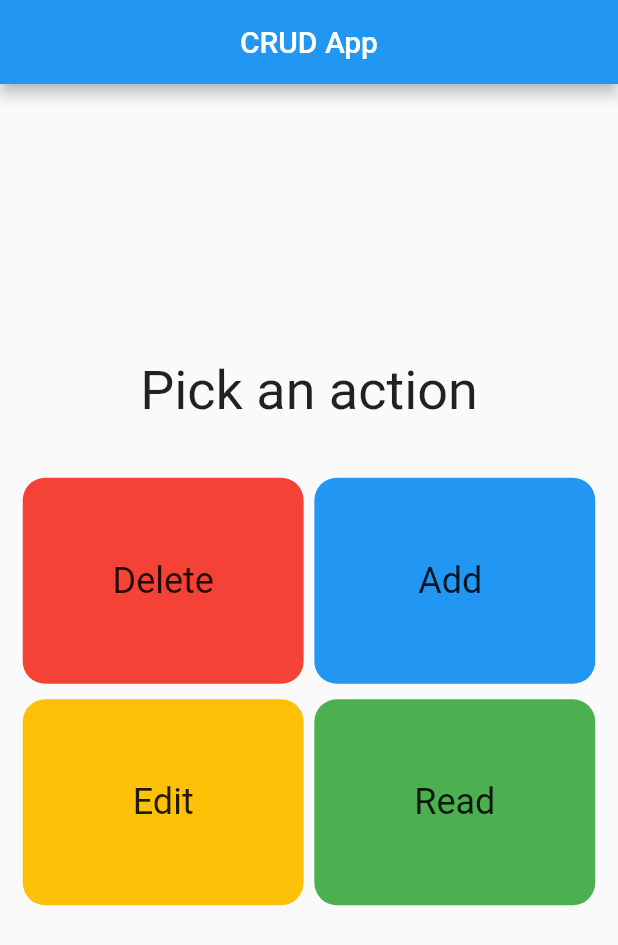
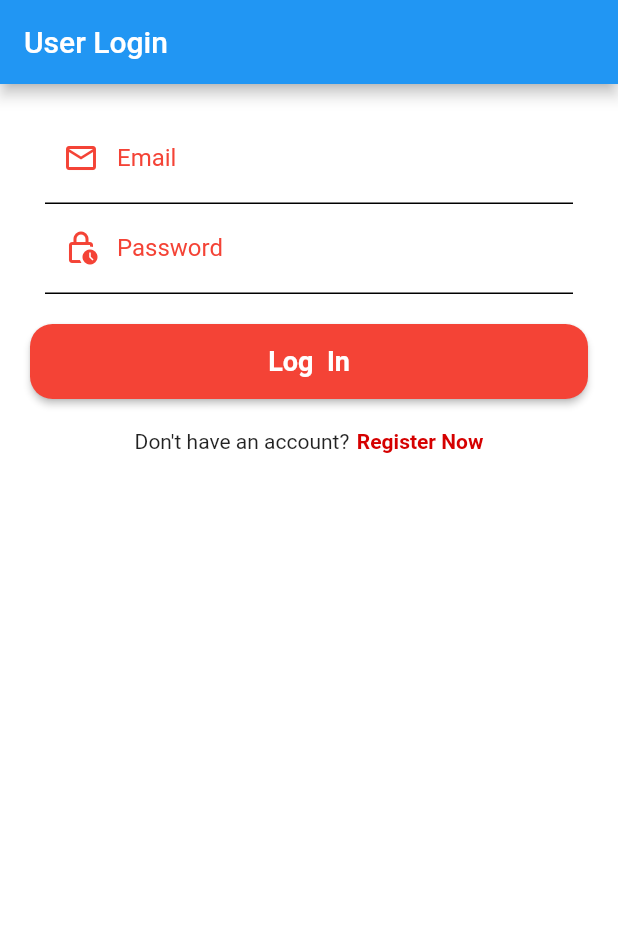
Before and after one commit to kreeztoph/FlutterCleanCRUDApp, a Flutter app: the screen it shows after launch, on a phone screen of 412 x 824 dp. Shown: the top 945 px of the screen. Run offline on Flutter 3.47's test engine with Material 2 defaults, Android fonts, the phone set to English and light mode, and no system bars; our stand-ins replace bloc, cloud_firestore, dartz, equatable, firebase_auth, firebase_core and 3 more; missing offline and left inert: cross_connectivity, flutterfire_ui; accounts and stored records are empty.

Commit message:
Added Auth and Pushing

```diff
--- a/lib/features/crudapp/CRUD/presentation/screens/create_user_page.dart
+++ b/lib/features/crudapp/CRUD/presentation/screens/create_user_page.dart
@@ -53,7 +53,8 @@ BlocProvider<UserCubit> buildBody() {
             return UserControl();
           }
         }),
-    )),
+      ),
+    ),
   );
 }
 
--- a/lib/features/crudapp/authentication/data/datasource/auth_remote_data_source.dart
+++ b/lib/features/crudapp/authentication/data/datasource/auth_remote_data_source.dart
@@ -1,3 +1,5 @@
+// ignore_for_file: depend_on_referenced_packages
+
 import 'package:cloud_firestore/cloud_firestore.dart';
 import 'package:firebase_auth/firebase_auth.dart';
 import 'package:firebasecrud/features/crudapp/authentication/data/models/email_password_model.dart';
@@ -5,8 +7,8 @@ import 'package:firebasecrud/features/crudapp/authentication/domain/entities/ema
 
 abstract class AuthRemoteDataSource {
   Future<void> postCreateUser(EmailPasswordModel params);
-  Future<User> postLoginUser(EmailPassword params);
-  Future<User> postRegisterUser(EmailPassword params);
+  Future<User?> postLoginUser(EmailPassword params);
+  Future<User?> postRegisterUser(EmailPassword params);
 }
 
 class AuthRemoteDataSourceImpl implements AuthRemoteDataSource {
@@ -18,20 +20,29 @@ class AuthRemoteDataSourceImpl implements AuthRemoteDataSource {
 
   @override
   Future<void> postCreateUser(EmailPasswordModel params) {
-    final response = firebaseAuth.createUserWithEmailAndPassword(
-        email: params.email, password: params.email);
+    final response = firebaseFirestore
+        .collection('users')
+        .add(params.toJson())
+        .then((value) => value.update({'id': value.id}));
+
     return response;
   }
 
   @override
-  Future<User> postLoginUser(EmailPassword params) {
-    // TODO: implement postLoginUser
-    throw UnimplementedError();
+  Future<User?> postLoginUser(EmailPassword params) {
+    final response = firebaseAuth
+        .signInWithEmailAndPassword(
+            email: params.email, password: params.password)
+        .then((value) => value.user);
+    return response;
   }
 
   @override
-  Future<User> postRegisterUser(EmailPassword params) {
-    // TODO: implement postRegisterUser
-    throw UnimplementedError();
+  Future<User?> postRegisterUser(EmailPassword params) {
+    final response = firebaseAuth
+        .createUserWithEmailAndPassword(
+            email: params.email, password: params.password)
+        .then((value) => value.user);
+    return response;
   }
 }
--- a/lib/features/crudapp/authentication/domain/entities/emailPassword.dart
+++ b/lib/features/crudapp/authentication/domain/entities/emailPassword.dart
@@ -3,10 +3,10 @@
 import 'package:equatable/equatable.dart';
 
 class EmailPassword extends Equatable {
-  final String? email;
-  final String? password;
+  final String email;
+  final String password;
 
-  EmailPassword({required this.email, this.password});
+  EmailPassword({required this.email, required this.password});
 
   @override
   List<Object?> get props => [
--- a/lib/features/crudapp/authentication/domain/usecases/create_new_user.dart
+++ b/lib/features/crudapp/authentication/domain/usecases/create_new_user.dart
@@ -3,10 +3,10 @@ import 'package:firebasecrud/core/error/failure.dart';
 import 'package:firebasecrud/features/crudapp/authentication/data/models/email_password_model.dart';
 import 'package:firebasecrud/features/crudapp/authentication/domain/repository/emailPassword_repository.dart';
 
-class CreateNewUSer {
+class CreateNewUser {
   final EmailPasswordRepository repository;
 
-  CreateNewUSer({required this.repository});
+  CreateNewUser(this.repository);
 
   Future<Either<Failure, void>> call(EmailPasswordModel params) async =>
       await repository.createNewUser(params);
--- a/lib/features/crudapp/authentication/domain/usecases/login_user.dart
+++ b/lib/features/crudapp/authentication/domain/usecases/login_user.dart
@@ -9,7 +9,7 @@ import 'package:firebasecrud/features/crudapp/authentication/domain/repository/e
 class LoginUser {
   final EmailPasswordRepository repository;
 
-  LoginUser({required this.repository});
+  LoginUser(this.repository);
 
   Future<Either<Failure, User>> call(EmailPassword params) async =>
       await repository.loginUser(params);
--- a/lib/features/crudapp/authentication/domain/usecases/register_user.dart
+++ b/lib/features/crudapp/authentication/domain/usecases/register_user.dart
@@ -9,7 +9,7 @@ import 'package:firebase_auth/firebase_auth.dart';
 class RegisterNewUser {
   final EmailPasswordRepository repository;
 
-  RegisterNewUser({required this.repository});
+  RegisterNewUser(this.repository);
 
   Future<Either<Failure, User>> call(EmailPassword params) async =>
       await repository.registerUser(params);
--- /dev/null
+++ b/lib/features/crudapp/authentication/presentation/cubit/Log_in_cubit/login_cubit.dart
@@ -0,0 +1,36 @@
+import 'package:bloc/bloc.dart';
+import 'package:equatable/equatable.dart';
+import 'package:firebasecrud/core/error/failure.dart';
+import 'package:firebasecrud/features/crudapp/authentication/domain/entities/emailPassword.dart';
+import 'package:firebasecrud/features/crudapp/authentication/domain/usecases/login_user.dart';
+
+part 'login_state.dart';
+
+const String SERVER_FAILURE_MESSAGE = 'Server Failure';
+const String CACHE_FAILURE_MESSAGE = 'Cache Failure';
+
+class LoginCubit extends Cubit<LoginState> {
+  final LoginUser loginUser;
+  LoginCubit({required this.loginUser}) : super(LoginInitial());
+
+  Future<void> logInUser(EmailPassword params) async {
+    emit(LoginLoading());
+    print('-----------------------');
+    print('${params.email}');
+    print('${params.password}');
+    final res = await loginUser(params);
+    emit(res.fold((failure) => Error(message: mapFailureToMessage(failure)),
+        (res) => LoginLoaded()));
+  }
+
+  String mapFailureToMessage(Failure failure) {
+    switch (failure.runtimeType) {
+      case ServerFailure:
+        return SERVER_FAILURE_MESSAGE;
+      case CacheFailure:
+        return CACHE_FAILURE_MESSAGE;
+      default:
+        return 'Unexpected Error';
+    }
+  }
+}
--- /dev/null
+++ b/lib/features/crudapp/authentication/presentation/cubit/Log_in_cubit/login_state.dart
@@ -0,0 +1,23 @@
+part of 'login_cubit.dart';
+
+abstract class LoginState extends Equatable {
+  const LoginState();
+
+  @override
+  List<Object> get props => [];
+}
+
+class LoginInitial extends LoginState {}
+
+class LoginLoading extends LoginState {}
+
+class LoginLoaded extends LoginState {}
+
+class Error extends LoginState {
+  final String message;
+
+  const Error({required this.message});
+
+  @override
+  List<Object> get props => [message];
+}
--- /dev/null
+++ b/lib/features/crudapp/authentication/presentation/cubit/sign_up_cubit/signup_cubit.dart
@@ -0,0 +1,34 @@
+import 'package:bloc/bloc.dart';
+import 'package:equatable/equatable.dart';
+import 'package:firebasecrud/core/error/failure.dart';
+import 'package:firebasecrud/features/crudapp/authentication/domain/entities/emailPassword.dart';
+import 'package:firebasecrud/features/crudapp/authentication/domain/usecases/register_user.dart';
+
+part 'signup_state.dart';
+
+const String SERVER_FAILURE_MESSAGE = 'Server Failure';
+const String CACHE_FAILURE_MESSAGE = 'Cache Failure';
+
+class SignupCubit extends Cubit<SignupState> {
+  final RegisterNewUser registerNewUser;
+  SignupCubit({required this.registerNewUser}) : super(SignupInitial());
+
+  Future<void> signUpNewUser(EmailPassword params) async {
+    emit(SignupLoading());
+
+    final res = await registerNewUser(params);
+    emit(res.fold((failure) => Error(message: mapFailureToMessage(failure)),
+        (res) => SignupLoaded()));
+  }
+
+  String mapFailureToMessage(Failure failure) {
+    switch (failure.runtimeType) {
+      case ServerFailure:
+        return SERVER_FAILURE_MESSAGE;
+      case CacheFailure:
+        return CACHE_FAILURE_MESSAGE;
+      default:
+        return 'Unexpected Error';
+    }
+  }
+}
--- /dev/null
+++ b/lib/features/crudapp/authentication/presentation/cubit/sign_up_cubit/signup_state.dart
@@ -0,0 +1,23 @@
+part of 'signup_cubit.dart';
+
+abstract class SignupState extends Equatable {
+  const SignupState();
+
+  @override
+  List<Object> get props => [];
+}
+
+class SignupInitial extends SignupState {}
+
+class SignupLoading extends SignupState {}
+
+class SignupLoaded extends SignupState {}
+
+class Error extends SignupState {
+  final String message;
+
+  const Error({required this.message});
+
+  @override
+  List<Object> get props => [message];
+}
--- /dev/null
+++ b/lib/features/crudapp/authentication/presentation/screens/login_screen.dart
@@ -0,0 +1,213 @@
+// ignore_for_file: prefer_const_constructors, no_leading_underscores_for_local_identifiers, unused_local_variable
+
+import 'package:firebasecrud/features/crudapp/CRUD/presentation/screens/decision_page.dart';
+import 'package:firebasecrud/features/crudapp/CRUD/presentation/widgets/loading_circle_2.dart';
+import 'package:firebasecrud/features/crudapp/authentication/domain/entities/emailPassword.dart';
+import 'package:firebasecrud/features/crudapp/authentication/presentation/cubit/Log_in_cubit/login_cubit.dart';
+import 'package:firebasecrud/features/crudapp/authentication/presentation/screens/signup_screen.dart';
+import 'package:firebasecrud/injection_container.dart';
+import 'package:flutter/material.dart';
+import 'package:flutter_bloc/flutter_bloc.dart';
+
+class LogInPage extends StatelessWidget {
+  const LogInPage({Key? key}) : super(key: key);
+
+  @override
+  Widget build(BuildContext context) {
+    return SafeArea(
+        child: Scaffold(
+      appBar: AppBar(title: Text('User Login')),
+      body: buildSignUpBody(),
+    ));
+  }
+}
+
+BlocProvider<LoginCubit> buildSignUpBody() {
+  return BlocProvider(
+    create: (_) => sl<LoginCubit>(),
+    child: BlocListener<LoginCubit, LoginState>(
+      listener: (context, state) {
+        if (state is LoginLoaded) {
+          Navigator.of(context).pushReplacement(
+              MaterialPageRoute(builder: ((context) => DecisionPage())));
+          ScaffoldMessenger.of(context).showSnackBar(
+            SnackBar(
+              content: Text('Logged in Successfully'),
+            ),
+          );
+        } else if (state is Error) {
+          ScaffoldMessenger.of(context).showSnackBar(
+            SnackBar(
+              content: Text('Unable to log in'),
+            ),
+          );
+        }
+      },
+      child: BlocBuilder<LoginCubit, LoginState>(builder: (context, state) {
+        if (state is LoginInitial) {
+          return RegisterUserControl();
+        } else if (state is LoginLoading) {
+          return LoadingCircle2();
+        } else {
+          return RegisterUserControl();
+        }
+      }),
+    ),
+  );
+}
+
+class RegisterUserControl extends StatefulWidget {
+  const RegisterUserControl({Key? key}) : super(key: key);
+
+  @override
+  State<RegisterUserControl> createState() => _RegisterUserControlState();
+}
+
+class _RegisterUserControlState extends State<RegisterUserControl> {
+  bool _isobscure = true;
+  final emailController = TextEditingController();
+  final passwordController = TextEditingController();
+  @override
+  Widget build(BuildContext context) {
+    final _screen = MediaQuery.of(context).size;
+
+    return SafeArea(
+      //Scaffold is used to occupy the whole page
+      child: Scaffold(
+        resizeToAvoidBottomInset: true,
+        backgroundColor: Colors.white,
+        body: SingleChildScrollView(
+          child: Center(
+            child: Padding(
+              padding: const EdgeInsets.all(20.0),
+              child: Column(
+                mainAxisAlignment: MainAxisAlignment.center,
+                children: [
+                  //email
+                  Padding(
+                    padding: const EdgeInsets.symmetric(horizontal: 10),
+                    child: Container(
+                      decoration: BoxDecoration(
+                        border: Border(
+                          bottom: BorderSide(color: Colors.black),
+                        ),
+                      ),
+                      child: TextField(
+                        controller: emailController,
+                        decoration: InputDecoration(
+                          border: InputBorder.none,
+                          label: Text(
+                            'Email',
+                            style: TextStyle(color: Colors.red),
+                          ),
+                          prefixIcon: Icon(
+                            Icons.email_outlined,
+                            color: Colors.red,
+                          ),
+                        ),
+                        // onChanged: (value) {
+                        //   emailController = value;
+                        // },
+                        textInputAction: TextInputAction.next,
+                      ),
+                    ),
+                  ),
+                  //password
+                  Padding(
+                    padding: const EdgeInsets.symmetric(horizontal: 10),
+                    child: Container(
+                      decoration: BoxDecoration(
+                        border: Border(
+                          bottom: BorderSide(
+                            color: Colors.black,
+                          ),
+                        ),
+                      ),
+                      child: TextField(
+                        controller: passwordController,
+                        obscureText: false,
+                        decoration: InputDecoration(
+                          border: InputBorder.none,
+                          prefixIcon: Icon(
+                            Icons.lock_clock_outlined,
+                            color: Colors.red,
+                          ),
+                          label: Text(
+                            'Password',
+                            style: TextStyle(color: Colors.red),
+                          ),
+                        ),
+                        // onChanged: (value1) {
+                        //   passwordController = value1;
+                        // },
+                        textInputAction: TextInputAction.next,
+                      ),
+                    ),
+                  ),
+
+                  SizedBox(
+                    height: 20,
+                  ),
+
+                  //login button
+                  ElevatedButton(
+                    onPressed: () => _loginUser(context),
+                    style: ElevatedButton.styleFrom(
+                      primary: Colors.red,
+                      minimumSize: Size.fromHeight(50),
+                      shape: RoundedRectangleBorder(
+                        borderRadius: BorderRadius.circular(15),
+                      ),
+                    ),
+                    child: Text(
+                      'Log  In',
+                      style: TextStyle(
+                        color: Colors.white,
+                        fontSize: 18,
+                        fontWeight: FontWeight.bold,
+                      ),
+                    ),
+                  ),
+                  SizedBox(
+                    height: 20,
+                  ),
+                  //text for dont have an account
+                  Row(
+                    mainAxisAlignment: MainAxisAlignment.center,
+                    children: [
+                      Text("Don't have an account?"),
+                      VerticalDivider(
+                        width: 5,
+                      ),
+                      InkWell(
+                        onTap: () {
+                          Navigator.of(context).push(MaterialPageRoute(
+                              builder: (context) => SignUpPage()));
+                        },
+                        child: Text(
+                          "Register Now",
+                          style: TextStyle(
+                            color: Colors.redAccent[700],
+                            fontWeight: FontWeight.bold,
+                          ),
+                        ),
+                      )
+                    ],
+                  ),
+                ],
+              ),
+            ),
+          ),
+        ),
+      ),
+    );
+  }
+
+  void _loginUser(BuildContext context) {
+    BlocProvider.of<LoginCubit>(context).logInUser(
+      EmailPassword(
+          email: emailController.text.trim(),
+          password: passwordController.text.trim()),
+    );
+  }
+}
--- a/lib/main.dart
+++ b/lib/main.dart
@@ -4,6 +4,8 @@ import 'package:firebasecrud/features/crudapp/CRUD/presentation/screens/decision
 import 'package:firebasecrud/features/crudapp/CRUD/presentation/screens/delete_users_screen.dart';
 import 'package:firebasecrud/features/crudapp/CRUD/presentation/screens/edit_user_page.dart';
 import 'package:firebasecrud/features/crudapp/CRUD/presentation/screens/list_users_page.dart';
+import 'package:firebasecrud/features/crudapp/authentication/presentation/screens/login_screen.dart';
+import 'package:firebasecrud/features/crudapp/authentication/presentation/screens/signup_screen.dart';
 import 'package:flutter/material.dart';
 import 'package:firebase_core/firebase_core.dart';
 import 'injection_container.dart' as di;
@@ -28,26 +30,26 @@ class MyApp extends StatelessWidget {
       theme: ThemeData(
         primarySwatch: Colors.blue,
       ),
-      initialRoute: '/',
-      routes: {
-        '/': (context) {
-          return DecisionPage();
-        },
-        '/create': (context) {
-          return CreateUserPage();
-        },
-        '/edit': (context) {
-          return EditUserPage();
-        },
-        '/fetch': (context) {
-          return FetchUsersPage();
-        },
-        '/delete': (context) {
-          return DeleteUserListPage();
-        }
-      },
+      // initialRoute: '/',
+      // routes: {
+      //   '/': (context) {
+      //     return DecisionPage();
+      //   },
+      //   '/create': (context) {
+      //     return CreateUserPage();
+      //   },
+      //   '/edit': (context) {
+      //     return EditUserPage();
+      //   },
+      //   '/fetch': (context) {
+      //     return FetchUsersPage();
+      //   },
+      //   '/delete': (context) {
+      //     return DeleteUserListPage();
+      //   }
+      // },
 
-      // home: DeleteUserListPage(),
+      home: LogInPage(),
     );
   }
 }
```
Also changed, not shown: lib/features/crudapp/CRUD/presentation/screens/decision_page.dart (+12 -4 lines), lib/features/crudapp/authentication/data/models/email_password_model.dart (+5 -5 lines), lib/features/crudapp/authentication/data/repository/auth_repo_impl.dart (+6 -5 lines), lib/features/crudapp/authentication/presentation/screens/signup_screen.dart (added, +210 -0 lines), lib/injection_container.dart (+35 -0 lines). Lines whose indentation alone changed are shown as unchanged.
